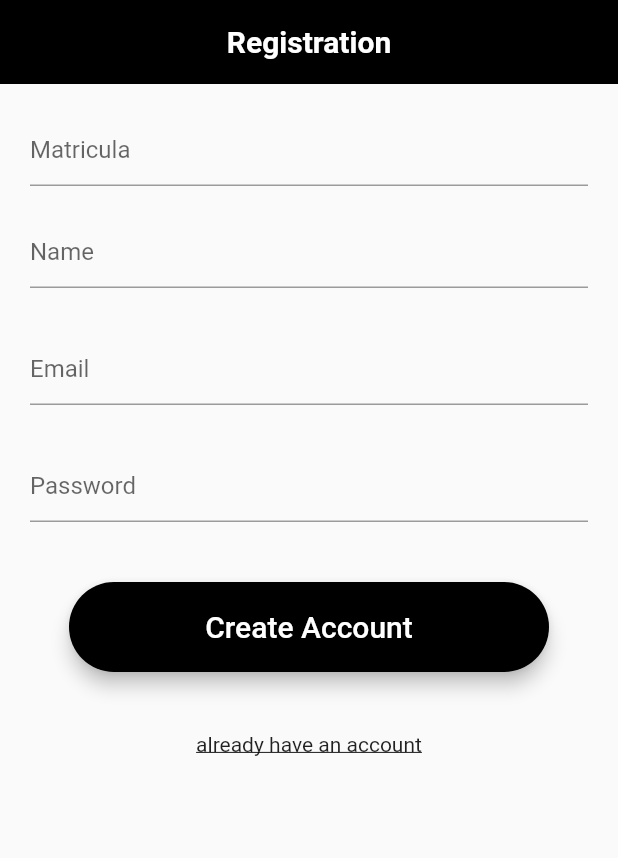
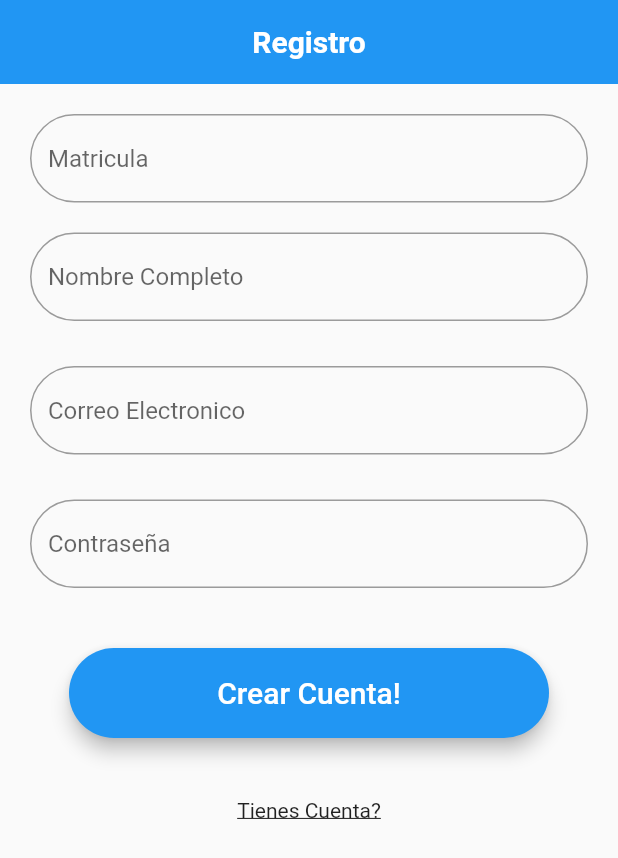
Before and after one commit to Equoa1/Flutter1, a Flutter app: the screen it shows after launch, on a phone screen of 412 x 824 dp. Shown: the top 858 px of the screen. Run offline on Flutter 3.47's test engine with Material 2 defaults, Android fonts, the phone set to English and light mode, and no system bars.

Commit message:
Nuevos Cambios

```diff
--- a/lib/Screens/register_screen.dart
+++ b/lib/Screens/register_screen.dart
@@ -26,7 +26,7 @@ class _RegisterScreenState extends State<RegisterScreen> {
   createAccountPressed() async {
     bool emailValid = RegExp(
             r"^[a-zA-Z0-9.a-zA-Z0-9.!#$%&'*+-/=?^_`{|}~]+@[a-zA-Z0-9]+\.[a-zA-Z]+")
-        .hasMatch(_matricula);
+        .hasMatch(_email);
     if (emailValid) {
       http.Response response =
           await AuthServices.register(_matricula, _name, _email, _password);
@@ -35,7 +35,7 @@ class _RegisterScreenState extends State<RegisterScreen> {
         Navigator.push(
             context,
             MaterialPageRoute(
-              builder: (BuildContext context) => const HomeScreen(),
+              builder: (BuildContext context) => const BottomNav(),
             ));
       } else {
         errorSnackBar(context, responseMap.values.first[0]);
@@ -49,11 +49,11 @@ class _RegisterScreenState extends State<RegisterScreen> {
   Widget build(BuildContext context) {
     return Scaffold(
       appBar: AppBar(
-        backgroundColor: Colors.black,
+        backgroundColor: Colors.blue,
         centerTitle: true,
         elevation: 0,
         title: const Text(
-          'Registration',
+          'Registro',
           style: TextStyle(
             fontSize: 20,
             fontWeight: FontWeight.bold,
@@ -68,8 +68,11 @@ class _RegisterScreenState extends State<RegisterScreen> {
               height: 20,
             ),
             TextField(
-              decoration: const InputDecoration(
+              decoration: InputDecoration(
                 hintText: 'Matricula',
+                border: OutlineInputBorder(
+                  borderRadius: BorderRadius.circular(30.0),
+                ),
               ),
               onChanged: (value) {
                 _matricula = value;
@@ -79,8 +82,11 @@ class _RegisterScreenState extends State<RegisterScreen> {
               height: 20,
             ),
             TextField(
-              decoration: const InputDecoration(
-                hintText: 'Name',
+              decoration: InputDecoration(
+                hintText: 'Nombre Completo',
+                border: OutlineInputBorder(
+                  borderRadius: BorderRadius.circular(30.0),
+                ),
               ),
               onChanged: (value) {
                 _name = value;
@@ -90,8 +96,11 @@ class _RegisterScreenState extends State<RegisterScreen> {
               height: 30,
             ),
             TextField(
-              decoration: const InputDecoration(
-                hintText: 'Email',
+              decoration: InputDecoration(
+                hintText: 'Correo Electronico',
+                border: OutlineInputBorder(
+                  borderRadius: BorderRadius.circular(30.0),
+                ),
               ),
               onChanged: (value) {
                 _email = value;
@@ -102,8 +111,11 @@ class _RegisterScreenState extends State<RegisterScreen> {
             ),
             TextField(
               obscureText: true,
-              decoration: const InputDecoration(
-                hintText: 'Password',
+              decoration: InputDecoration(
+                hintText: 'Contraseña',
+                border: OutlineInputBorder(
+                  borderRadius: BorderRadius.circular(30.0),
+                ),
               ),
               onChanged: (value) {
                 _password = value;
@@ -113,7 +125,7 @@ class _RegisterScreenState extends State<RegisterScreen> {
               height: 40,
             ),
             RoundedButton(
-              btnText: 'Create Account',
+              btnText: 'Crear Cuenta!',
               onBtnPressed: () => createAccountPressed(),
             ),
             const SizedBox(
@@ -128,7 +140,7 @@ class _RegisterScreenState extends State<RegisterScreen> {
                     ));
               },
               child: const Text(
-                'already have an account',
+                'Tienes Cuenta?',
                 style: TextStyle(
                   decoration: TextDecoration.underline,
                 ),
--- a/lib/rounded_button.dart
+++ b/lib/rounded_button.dart
@@ -11,7 +11,7 @@ class RoundedButton extends StatelessWidget {
   Widget build(BuildContext context) {
     return Material(
       elevation: 5,
-      color: Colors.black,
+      color: Colors.blue,
       borderRadius: BorderRadius.circular(30),
       child: MaterialButton(
         onPressed: () {
```
Also changed, not shown: lib/Screens/home_screen.dart (+30 -6 lines), lib/Screens/login_screen.dart (+7 -7 lines).
